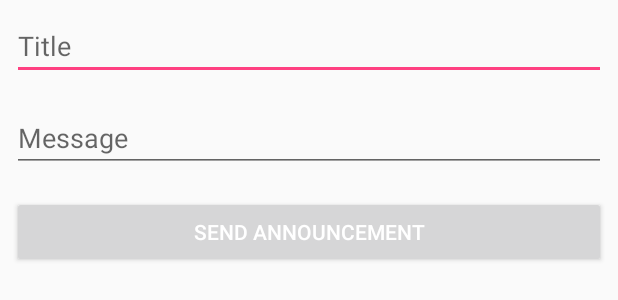
After one commit to AniruddhaChattopadhyay/lubble-android-aniruddha, an Android app: the layout fragment_new_announcement.xml on its own in the app's theme, with its tools: preview values and no code run, on a phone screen of 412 x 824 dp. The commit adds this screen. Shown: the top 300 px of the screen. Run offline under Robolectric (Android 15) with nearby library versions, the phone set to English and light mode, and no system bars.

Commit message:
Added feature to create announcements

```diff
--- a/app/build.gradle
+++ b/app/build.gradle
@@ -42,6 +42,4 @@ dependencies {
     androidTestImplementation 'com.android.support.test.espresso:espresso-core:3.0.1'
 }
 
-
-
 apply plugin: 'com.google.gms.google-services'
--- /dev/null
+++ b/app/src/main/res/layout/fragment_new_announcement.xml
@@ -0,0 +1,32 @@
+<LinearLayout xmlns:android="http://schemas.android.com/apk/res/android"
+    xmlns:tools="http://schemas.android.com/tools"
+    android:layout_width="match_parent"
+    android:layout_height="match_parent"
+    android:orientation="vertical"
+    tools:context="in.lubble.app.announcements.NewAnnouncementFragment">
+
+    <EditText
+        android:id="@+id/et_title"
+        android:layout_width="match_parent"
+        android:layout_height="wrap_content"
+        android:layout_margin="8dp"
+        android:hint="Title" />
+
+    <EditText
+        android:id="@+id/et_message"
+        android:layout_width="match_parent"
+        android:layout_height="wrap_content"
+        android:layout_margin="8dp"
+        android:gravity="left"
+        android:hint="Message"
+        android:inputType="textMultiLine" />
+
+    <Button
+        android:id="@+id/btn_send"
+        android:layout_width="match_parent"
+        android:layout_height="wrap_content"
+        android:layout_margin="8dp"
+        android:text="Send Announcement"
+        android:theme="@style/PrimaryButton" />
+
+</LinearLayout>
```
Also changed, not shown: app/src/main/AndroidManifest.xml (+5 -2 lines), app/src/main/java/in/lubble/app/announcements/NewAnnouncementActivity.java (added, +28 -0 lines), app/src/main/java/in/lubble/app/announcements/NewAnnouncementFragment.java (added, +77 -0 lines), app/src/main/java/in/lubble/app/groups/GroupListFragment.java (+9 -0 lines), app/src/main/java/in/lubble/app/models/AnnouncementData.java (added, +45 -0 lines), app/src/main/res/layout/activity_new_announcement.xml (added, +14 -0 lines), app/src/main/res/layout/fragment_group_item.xml (+9 -1 lines).
